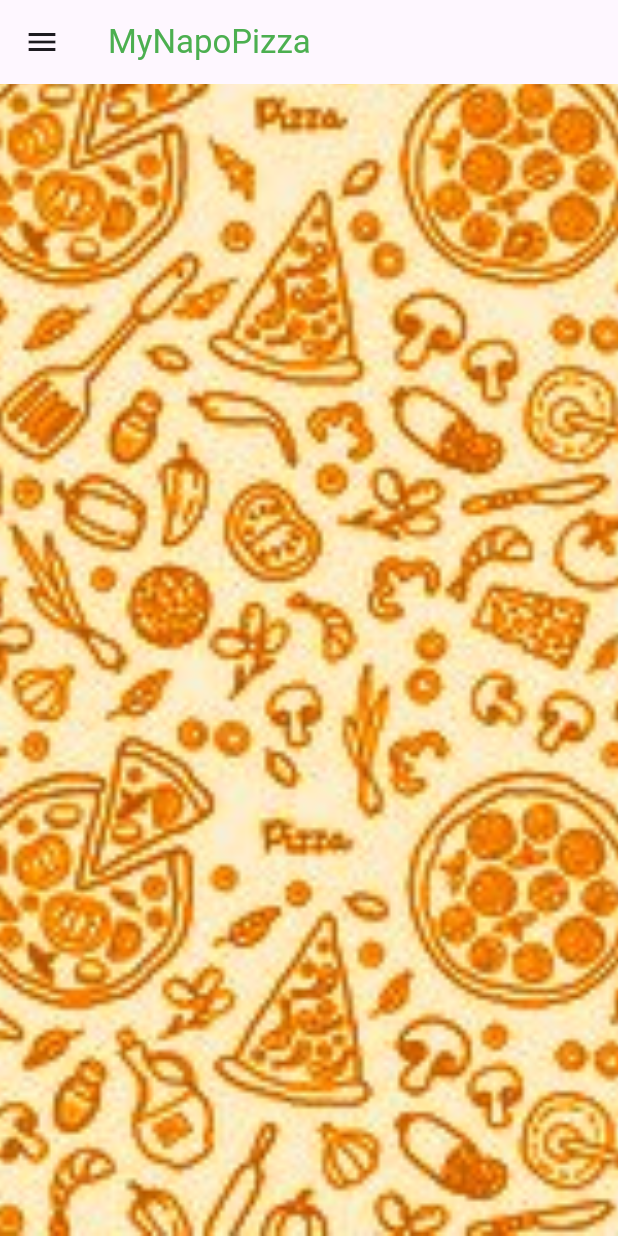
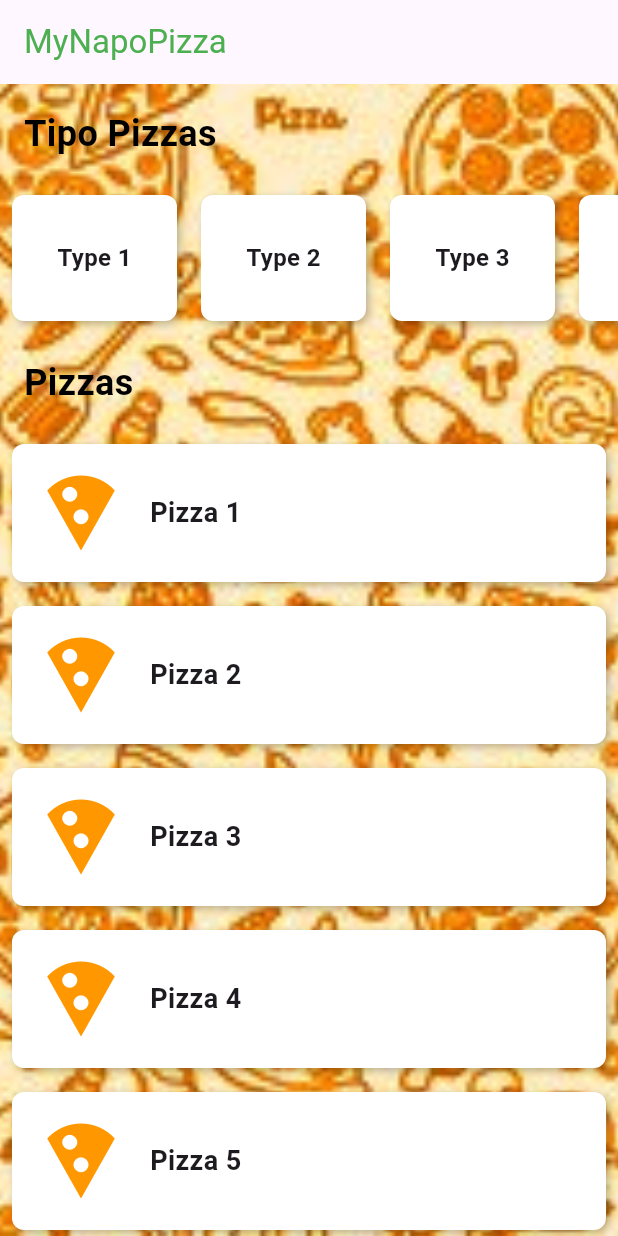
Before and after one commit to HaroldArguelloNic/mynapopizza, a Flutter app: the HomePage screen opened directly, on a phone screen of 412 x 824 dp. Run offline on Flutter 3.47's test engine with Material 3 defaults, Android fonts, the phone set to English and light mode, and no system bars; our stand-ins replace google_fonts; missing offline and left inert: mysql_client.

Commit message:
Prototipo de visualizacion productos

```diff
--- a/lib/page/home_page.dart
+++ b/lib/page/home_page.dart
@@ -1,40 +1,137 @@
 import 'package:flutter/material.dart';
-import 'package:mynapopizza/page/sidebar.dart';
-
 
 class HomePage extends StatefulWidget {
-  const HomePage({super.key});
-
+  const HomePage();
   @override
-  State<HomePage> createState() => _HomePageState();
+  _HomePageState createState() => _HomePageState();
 }
 
 class _HomePageState extends State<HomePage> {
   @override
   Widget build(BuildContext context) {
-
     return Container(
-       decoration: const BoxDecoration(
-            image: DecorationImage(
-          image: AssetImage(
-            'assets/background2.jpg',
-          ),
+      decoration: const BoxDecoration(
+        image: DecorationImage(
+          image: AssetImage('assets/background2.jpg'),
           fit: BoxFit.cover,
-        )),
+        ),
+      ),
       child: Scaffold(
         backgroundColor: Colors.transparent,
-        drawer: const SideBar(),
         appBar: AppBar(
-          title: const Text('MyNapoPizza',
-          style: TextStyle(color: Colors.green ),
+          title: const Text(
+            'MyNapoPizza',
+            style: TextStyle(color: Colors.green),
           ),
         ),
-        body: const Center(),
-
-
+        body: SingleChildScrollView(
+          child: Column(
+            crossAxisAlignment: CrossAxisAlignment.start,
+            children: [
+              Padding(
+                padding: const EdgeInsets.all(16.0),
+                child: Text(
+                  'Tipo Pizzas',
+                  style: TextStyle(
+                    fontSize: 24,
+                    fontWeight: FontWeight.bold,
+                    color: Colors.black,
+                  ),
+                ),
+              ),
+              // agregar una fila horizontal para los tipos
+              Container(
+                height: 100, // Altura fija para la fila de tipos
+                child: ListView(
+                  scrollDirection: Axis.horizontal,
+                  children: [
+                    _buildTypeCard('Type 1'),
+                    _buildTypeCard('Type 2'),
+                    _buildTypeCard('Type 3'),
+                    _buildTypeCard('Type 4'),
+                    _buildTypeCard('Type 5'),
+                  ],
+                ),
+              ),
+              Padding(
+                padding: const EdgeInsets.all(16.0),
+                child: Text(
+                  'Pizzas',
+                  style: TextStyle(
+                    fontSize: 24,
+                    fontWeight: FontWeight.bold,
+                    color: Colors.black,
+                  ),
+                ),
+              ),
+              //  agregar una columna vertical para las pizzas
+              Column(
+                children: [
+                  _buildPizzaCard('Pizza 1'),
+                  _buildPizzaCard('Pizza 2'),
+                  _buildPizzaCard('Pizza 3'),
+                  _buildPizzaCard('Pizza 4'),
+                  _buildPizzaCard('Pizza 5'),
+                  _buildPizzaCard('Pizza 5'),
+                ],
+              ),
+            ],
+          ),
+        ),
       ),
     );
+  }
+//card para los tipos de pizza
+  Widget _buildTypeCard(String type) {
+    return Container(
+      width: 110, // Ancho fijo para cada tarjeta de tipo
+      margin: EdgeInsets.all(8.0),
+      decoration: BoxDecoration(
+        color: Colors.white,
+        borderRadius: BorderRadius.circular(8.0),
+        boxShadow: [
+          BoxShadow(
+            color: Colors.black26,
+            blurRadius: 4.0,
+            offset: Offset(2, 2),
+          ),
+        ],
+      ),
+      child: Center(
+        child: Text(
+          type,
+          style: TextStyle(fontSize: 16, fontWeight: FontWeight.bold),
+        ),
+      ),
+    );
+  }
 
-
+//card para las  pizzas
+  Widget _buildPizzaCard(String pizza) {
+    return Container(
+      margin: EdgeInsets.all(8.0),
+      padding: EdgeInsets.all(16.0),
+      decoration: BoxDecoration(
+        color: Colors.white,
+        borderRadius: BorderRadius.circular(8.0),
+        boxShadow: [
+          BoxShadow(
+            color: Colors.black26,
+            blurRadius: 4.0,
+            offset: Offset(2, 2),
+          ),
+        ],
+      ),
+      child: Row(
+        children: [
+          Icon(Icons.local_pizza, size: 60, color: Colors.orange),
+          SizedBox(width: 16.0),
+          Text(
+            pizza,
+            style: TextStyle(fontSize: 18, fontWeight: FontWeight.bold),
+          ),
+        ],
+      ),
+    );
   }
 }
--- a/lib/page/splash_screen.dart
+++ b/lib/page/splash_screen.dart
@@ -1,6 +1,7 @@
 import 'dart:async';
 import 'package:flutter/material.dart';
 import 'package:google_fonts/google_fonts.dart';
+import 'package:mynapopizza/page/home_page.dart';
 import 'package:mynapopizza/page/login_page.dart';
 
 class SplashScreen extends StatelessWidget {
@@ -10,10 +11,10 @@ class SplashScreen extends StatelessWidget {
   Widget build(BuildContext context) {
     // Establece un temporizador para navegar a la página de inicio de sesión después de 2 segundos
     Timer(
-      const Duration(seconds: 4),
+      const Duration(seconds: 2),
       () => Navigator.pushReplacement(
         context,
-        MaterialPageRoute(builder: (context) => const LoginPage()),
+        MaterialPageRoute(builder: (context) =>  HomePage()),
       ),
     );
 
```
